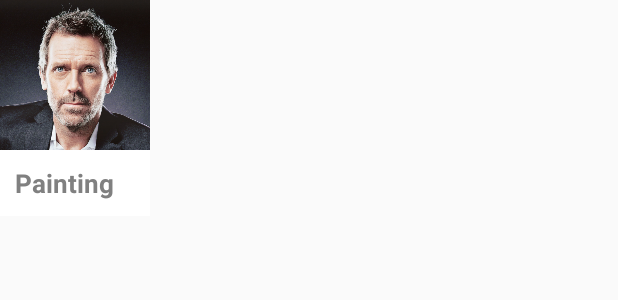
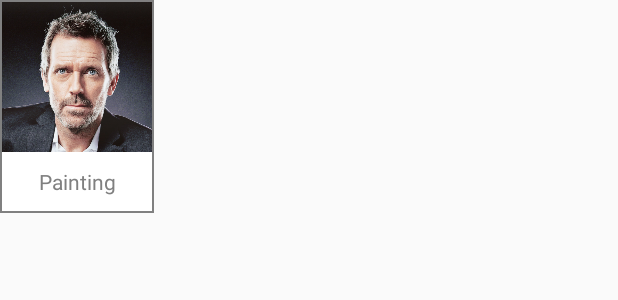
Before and after one commit to ahmedhegazydev/HomeServicesApp, an Android app: the layout layout_category_grid_item.xml on its own in the app's theme, with its tools: preview values and no code run, on a phone screen of 412 x 824 dp. Shown: the top 300 px of the screen. Run offline under Robolectric (Android 15) with nearby library versions, the phone set to English and light mode, and no system bars; Roboto replaces fonts that are not available here.

Commit message:
grid view

```diff
--- a/app/build.gradle
+++ b/app/build.gradle
@@ -144,6 +144,7 @@ dependencies {
 
     implementation 'com.google.code.gson:gson:2.8.5'
 
+    implementation 'com.squareup.picasso:picasso:2.71828'
 
     def lifecycle_version = "2.0.0"
     // ViewModel and LiveData
@@ -197,7 +198,6 @@ dependencies {
     kapt 'com.github.bumptech.glide:compiler:4.9.0'
 
 
-    implementation 'com.squareup.picasso:picasso:2.71828'
 
 
     implementation 'com.github.abdularis:circularimageview:1.3'
--- a/app/src/main/res/layout/layout_category_grid_item.xml
+++ b/app/src/main/res/layout/layout_category_grid_item.xml
@@ -2,28 +2,34 @@
 <LinearLayout xmlns:android="http://schemas.android.com/apk/res/android"
     android:layout_width="wrap_content"
     android:layout_height="wrap_content"
+    android:background="@color/gray"
+    android:gravity="center_horizontal"
     android:orientation="vertical"
-    android:gravity="center_horizontal"
-    android:background="@color/White"
+    android:padding="1dp"
+
     >
 
     <ImageView
-        android:src="@drawable/profile"
+        android:id="@+id/ivIcon"
+        android:background="@color/White"
         android:layout_width="100dp"
         android:layout_height="100dp"
         android:scaleType="centerCrop"
-        android:id="@+id/ivIcon"
-        />
+        android:src="@drawable/profile" />
 
     <TextView
+        android:id="@+id/tvTitle"
         android:layout_width="match_parent"
         android:layout_height="match_parent"
+        android:background="@color/White"
+        android:ellipsize="end"
+        android:gravity="center"
+        android:padding="10dp"
+        android:maxLines="1"
+        android:text="Painting"
         android:textColor="@color/Gray"
-        android:text="Painting"
-        android:textSize="17sp"
-        android:padding="10dp"
-        android:textStyle="bold"
-        android:id="@+id/tvTitle"
+        android:textSize="14sp"
+        android:textStyle="normal"
 
         />
 
```
Also changed, not shown: app/src/main/java/com/ahmed/homeservices/activites/login_register/LoginActivity.java (+9 -4 lines), app/src/main/java/com/ahmed/homeservices/activites/login_register/RegisterActivity.java (+54 -18 lines), app/src/main/java/com/ahmed/homeservices/adapters/grid/CategoriesAdapter.java (+10 -6 lines), app/src/main/java/com/ahmed/homeservices/models/Category.java (+15 -1 lines), app/src/main/res/layout/fragment_services.xml (+14 -3 lines).
